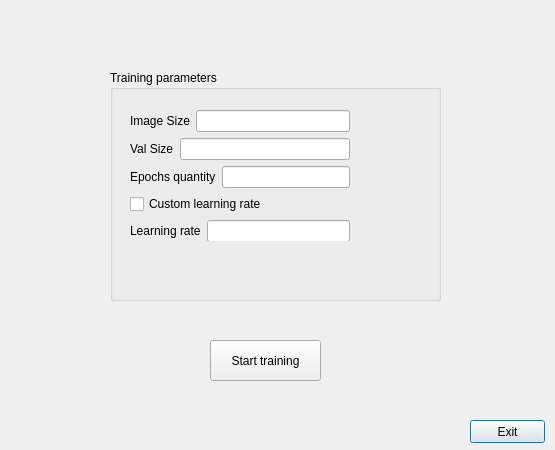
Makual/232-2_C-_project, file trainwindow.ui: the form before one commit.
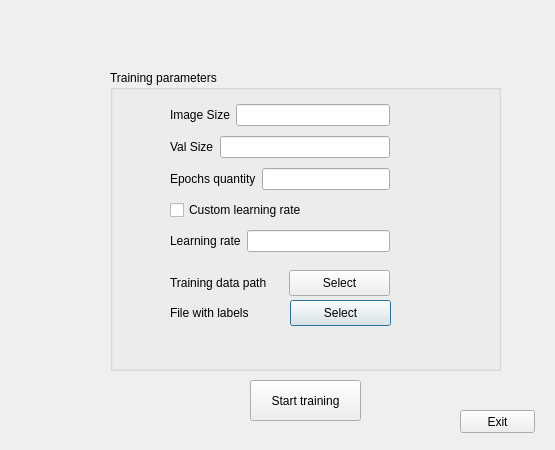
The form after the commit.

Patch:
```diff
--- a/trainwindow.ui
+++ b/trainwindow.ui
@@ -18,20 +18,20 @@
     <rect>
      <x>110</x>
      <y>70</y>
-     <width>331</width>
-     <height>231</height>
+     <width>391</width>
+     <height>301</height>
     </rect>
    </property>
    <property name="title">
     <string>Training parameters</string>
    </property>
-   <widget class="QWidget" name="">
+   <widget class="QWidget" name="layoutWidget">
     <property name="geometry">
      <rect>
-      <x>20</x>
-      <y>40</y>
+      <x>60</x>
+      <y>30</y>
       <width>220</width>
-      <height>131</height>
+      <height>157</height>
      </rect>
     </property>
     <layout class="QVBoxLayout" name="verticalLayout">
@@ -100,12 +100,64 @@
      </item>
     </layout>
    </widget>
+   <widget class="QLabel" name="label_6">
+    <property name="geometry">
+     <rect>
+      <x>60</x>
+      <y>230</y>
+      <width>91</width>
+      <height>26</height>
+     </rect>
+    </property>
+    <property name="text">
+     <string>File with labels</string>
+    </property>
+   </widget>
+   <widget class="QPushButton" name="pushButton_4">
+    <property name="geometry">
+     <rect>
+      <x>180</x>
+      <y>230</y>
+      <width>101</width>
+      <height>26</height>
+     </rect>
+    </property>
+    <property name="text">
+     <string>Select</string>
+    </property>
+   </widget>
+   <widget class="QLabel" name="label_5">
+    <property name="geometry">
+     <rect>
+      <x>60</x>
+      <y>200</y>
+      <width>114</width>
+      <height>26</height>
+     </rect>
+    </property>
+    <property name="text">
+     <string>Training data path</string>
+    </property>
+   </widget>
+   <widget class="QPushButton" name="pushButton_3">
+    <property name="geometry">
+     <rect>
+      <x>179</x>
+      <y>200</y>
+      <width>101</width>
+      <height>26</height>
+     </rect>
+    </property>
+    <property name="text">
+     <string>Select</string>
+    </property>
+   </widget>
   </widget>
   <widget class="QPushButton" name="pushButton">
    <property name="geometry">
     <rect>
-     <x>470</x>
-     <y>420</y>
+     <x>460</x>
+     <y>410</y>
      <width>75</width>
      <height>23</height>
     </rect>
@@ -117,8 +169,8 @@
   <widget class="QPushButton" name="pushButton_2">
    <property name="geometry">
     <rect>
-     <x>210</x>
-     <y>340</y>
+     <x>250</x>
+     <y>380</y>
      <width>111</width>
      <height>41</height>
     </rect>
```
